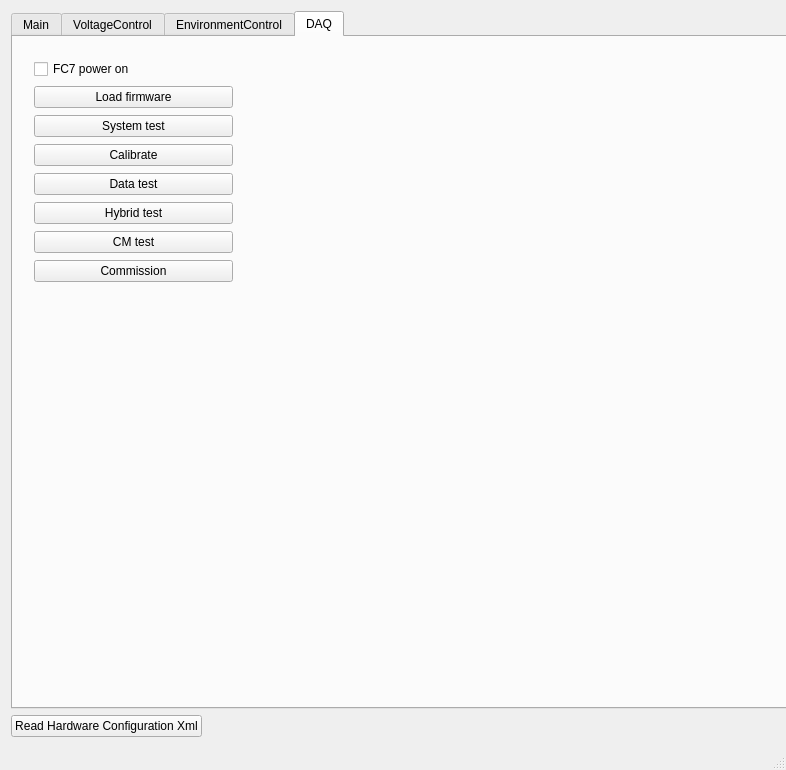
First picture: the form in gui/mainwindow.ui, repository thomaseichhorn/burnin, before the edit.
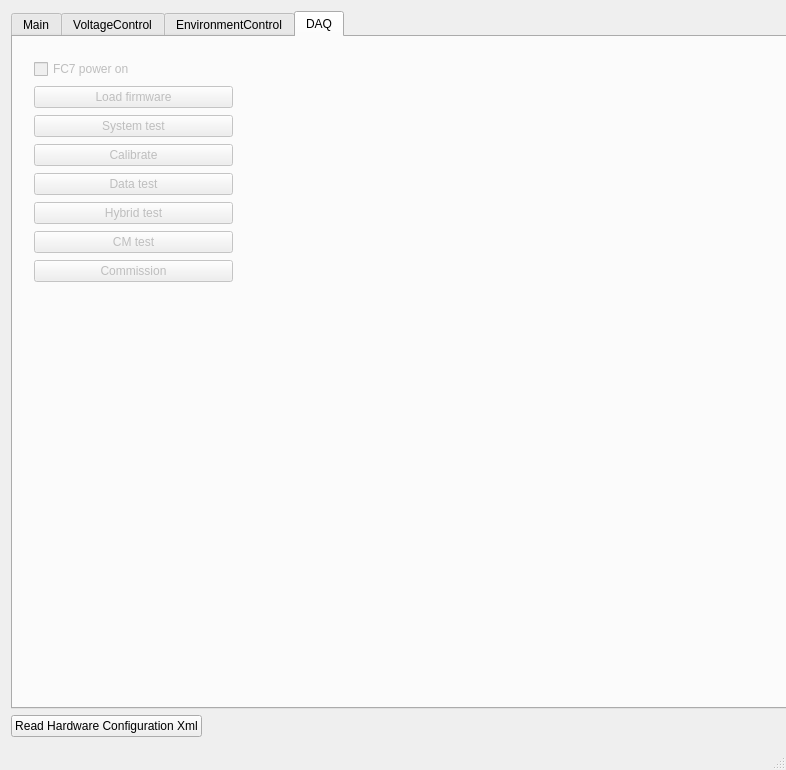
Second picture: the form after the edit. The open tabs and pages were chosen to show the change.

What changed in the file:
```diff
--- a/gui/mainwindow.ui
+++ b/gui/mainwindow.ui
@@ -251,7 +251,7 @@
       </widget>
       <widget class="QWidget" name="DAQControl">
        <property name="enabled">
-        <bool>true</bool>
+        <bool>false</bool>
        </property>
        <property name="minimumSize">
         <size>
```
